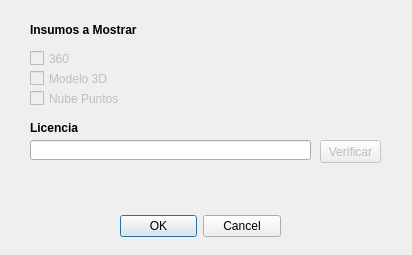
This is GeoKasInsumos_dialog_base.ui in GeoKasCol/qgis-plugin as Qt 5 draws it before an edit. The edited form follows.
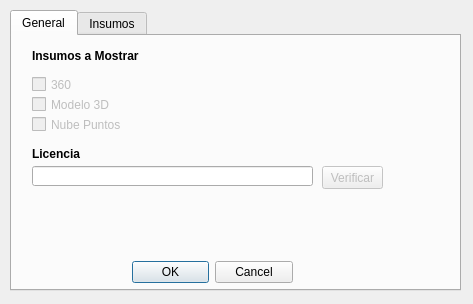
This is the edited form.

Commit message: Add functionality to manage insumos: fetch, add, and display in a table with selection capability

What changed in the file:
```diff
--- a/GeoKasInsumos_dialog_base.ui
+++ b/GeoKasInsumos_dialog_base.ui
@@ -6,90 +6,59 @@
    <rect>
     <x>0</x>
     <y>0</y>
-    <width>412</width>
-    <height>255</height>
+    <width>473</width>
+    <height>304</height>
    </rect>
   </property>
   <property name="windowTitle">
    <string>GeoKas Insumos Configuracion</string>
   </property>
-  <widget class="QDialogButtonBox" name="button_box">
+  <widget class="QTabWidget" name="tabWidget">
    <property name="geometry">
     <rect>
-     <x>120</x>
-     <y>210</y>
-     <width>161</width>
-     <height>32</height>
+     <x>10</x>
+     <y>10</y>
+     <width>451</width>
+     <height>281</height>
     </rect>
    </property>
-   <property name="orientation">
-    <enum>Qt::Horizontal</enum>
+   <property name="currentIndex">
+    <number>0</number>
    </property>
-   <property name="standardButtons">
-    <set>QDialogButtonBox::Cancel|QDialogButtonBox::Ok</set>
-   </property>
-  </widget>
-  <widget class="QLabel" name="labelTitulo">
+   <widget class="QWidget" name="tab">
+    <attribute name="title">
+     <string>General</string>
+    </attribute>
+    <widget class="QLabel" name="labelCliente">
    <property name="geometry">
     <rect>
-     <x>30</x>
-     <y>20</y>
-     <width>161</width>
+       <x>20</x>
+       <y>170</y>
+       <width>351</width>
      <height>20</height>
     </rect>
    </property>
-   <property name="font">
-    <font>
-     <weight>75</weight>
-     <bold>true</bold>
-    </font>
+     <property name="frameShape">
+      <enum>QFrame::NoFrame</enum>
    </property>
    <property name="text">
-    <string>Insumos a Mostrar</string>
-   </property>
-   <property name="alignment">
-    <set>Qt::AlignLeading|Qt::AlignLeft|Qt::AlignVCenter</set>
-   </property>
-  </widget>
-  <widget class="QCheckBox" name="check360">
-   <property name="enabled">
-    <bool>false</bool>
-   </property>
+      <string/>
+     </property>
+    </widget>
+    <widget class="QLabel" name="labelNombreLicencia">
    <property name="geometry">
     <rect>
-     <x>30</x>
-     <y>50</y>
-     <width>141</width>
-     <height>17</height>
-    </rect>
-   </property>
-   <property name="text">
-    <string>360</string>
-   </property>
-   <property name="checked">
-    <bool>false</bool>
-   </property>
-   <property name="autoRepeat">
-    <bool>false</bool>
-   </property>
-  </widget>
-  <widget class="QCheckBox" name="checkModelo_3D">
-   <property name="enabled">
-    <bool>false</bool>
-   </property>
-   <property name="geometry">
-    <rect>
-     <x>30</x>
-     <y>70</y>
-     <width>141</width>
-     <height>17</height>
-    </rect>
-   </property>
+       <x>20</x>
+       <y>150</y>
+       <width>351</width>
+       <height>20</height>
+      </rect>
+     </property>
+     <property name="frameShape">
+      <enum>QFrame::NoFrame</enum>
+     </property>
    <property name="text">
-    <string>Modelo 3D</string>
-   </property>
-   <property name="checked">
-    <bool>false</bool>
+      <string/>
    </property>
   </widget>
   <widget class="QCheckBox" name="checkNubePuntos">
@@ -98,8 +67,8 @@
    </property>
    <property name="geometry">
     <rect>
-     <x>30</x>
-     <y>90</y>
+       <x>20</x>
+       <y>80</y>
      <width>141</width>
      <height>17</height>
     </rect>
@@ -108,21 +77,78 @@
     <string>Nube Puntos</string>
    </property>
   </widget>
+    <widget class="QCheckBox" name="checkModelo_3D">
+     <property name="enabled">
+      <bool>false</bool>
+     </property>
+     <property name="geometry">
+      <rect>
+       <x>20</x>
+       <y>60</y>
+       <width>141</width>
+       <height>17</height>
+      </rect>
+     </property>
+     <property name="text">
+      <string>Modelo 3D</string>
+     </property>
+     <property name="checked">
+      <bool>false</bool>
+     </property>
+    </widget>
   <widget class="QLineEdit" name="lineEditLicencia">
    <property name="geometry">
     <rect>
-     <x>30</x>
-     <y>140</y>
+       <x>20</x>
+       <y>130</y>
      <width>281</width>
      <height>20</height>
     </rect>
    </property>
   </widget>
+    <widget class="QLabel" name="labelDuracionLicencia">
+     <property name="geometry">
+      <rect>
+       <x>20</x>
+       <y>190</y>
+       <width>351</width>
+       <height>20</height>
+      </rect>
+     </property>
+     <property name="frameShape">
+      <enum>QFrame::NoFrame</enum>
+     </property>
+     <property name="text">
+      <string/>
+     </property>
+    </widget>
+    <widget class="QCheckBox" name="check360">
+     <property name="enabled">
+      <bool>false</bool>
+     </property>
+     <property name="geometry">
+      <rect>
+       <x>20</x>
+       <y>40</y>
+       <width>141</width>
+       <height>17</height>
+      </rect>
+     </property>
+     <property name="text">
+      <string>360</string>
+     </property>
+     <property name="checked">
+      <bool>false</bool>
+     </property>
+     <property name="autoRepeat">
+      <bool>false</bool>
+     </property>
+    </widget>
   <widget class="QLabel" name="labelLicencia">
    <property name="geometry">
     <rect>
-     <x>30</x>
-     <y>120</y>
+       <x>20</x>
+       <y>110</y>
      <width>121</width>
      <height>16</height>
     </rect>
@@ -137,14 +163,52 @@
     <string>Licencia</string>
    </property>
   </widget>
+    <widget class="QLabel" name="labelTitulo">
+     <property name="geometry">
+      <rect>
+       <x>20</x>
+       <y>10</y>
+       <width>161</width>
+       <height>20</height>
+      </rect>
+     </property>
+     <property name="font">
+      <font>
+       <weight>75</weight>
+       <bold>true</bold>
+      </font>
+     </property>
+     <property name="text">
+      <string>Insumos a Mostrar</string>
+     </property>
+     <property name="alignment">
+      <set>Qt::AlignLeading|Qt::AlignLeft|Qt::AlignVCenter</set>
+     </property>
+    </widget>
+    <widget class="QDialogButtonBox" name="button_box">
+     <property name="geometry">
+      <rect>
+       <x>120</x>
+       <y>220</y>
+       <width>161</width>
+       <height>32</height>
+      </rect>
+     </property>
+     <property name="orientation">
+      <enum>Qt::Horizontal</enum>
+     </property>
+     <property name="standardButtons">
+      <set>QDialogButtonBox::Cancel|QDialogButtonBox::Ok</set>
+     </property>
+    </widget>
   <widget class="QPushButton" name="buttonVerificar">
    <property name="enabled">
     <bool>false</bool>
    </property>
    <property name="geometry">
     <rect>
-     <x>320</x>
-     <y>140</y>
+       <x>310</x>
+       <y>130</y>
      <width>61</width>
      <height>23</height>
     </rect>
@@ -153,31 +217,48 @@
     <string>Verificar</string>
    </property>
   </widget>
-  <widget class="QLabel" name="labelNombreLicencia">
+   </widget>
+   <widget class="QWidget" name="tab_2">
+    <attribute name="title">
+     <string>Insumos</string>
+    </attribute>
+    <widget class="QTableWidget" name="tableInsumos">
    <property name="geometry">
     <rect>
-     <x>30</x>
-     <y>160</y>
-     <width>351</width>
-     <height>16</height>
-    </rect>
-   </property>
+       <x>20</x>
+       <y>30</y>
+       <width>421</width>
+       <height>201</height>
+      </rect>
+     </property>
+     <property name="alternatingRowColors">
+      <bool>true</bool>
+     </property>
+     <property name="rowCount">
+      <number>3</number>
+     </property>
+     <property name="columnCount">
+      <number>4</number>
+     </property>
+     <row/>
+     <row/>
+     <row/>
+     <column/>
+     <column/>
+     <column/>
+     <column/>
+     <item row="1" column="0">
    <property name="text">
     <string/>
    </property>
-  </widget>
-  <widget class="QLabel" name="labelDuracionLicencia">
-   <property name="geometry">
-    <rect>
-     <x>30</x>
-     <y>180</y>
-     <width>351</width>
-     <height>16</height>
-    </rect>
-   </property>
+     </item>
+     <item row="1" column="1">
    <property name="text">
     <string/>
    </property>
+     </item>
+    </widget>
+   </widget>
   </widget>
  </widget>
  <resources/>
```
Lines whose indentation alone changed are shown as unchanged. The commit also changes 2 other files.
